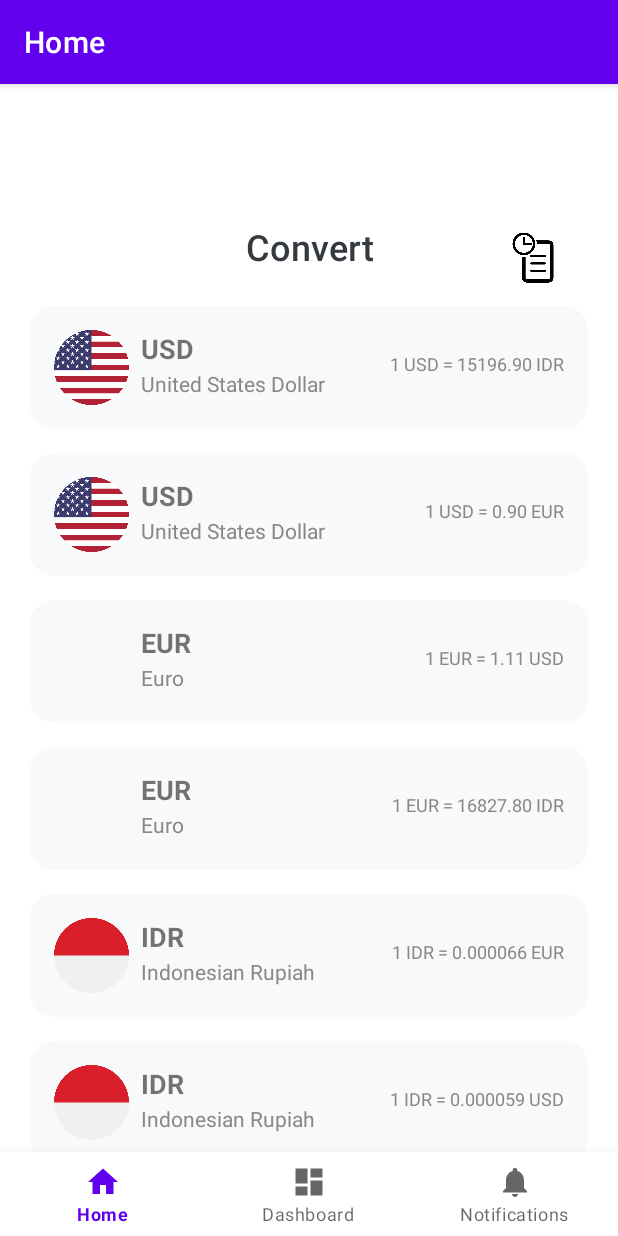
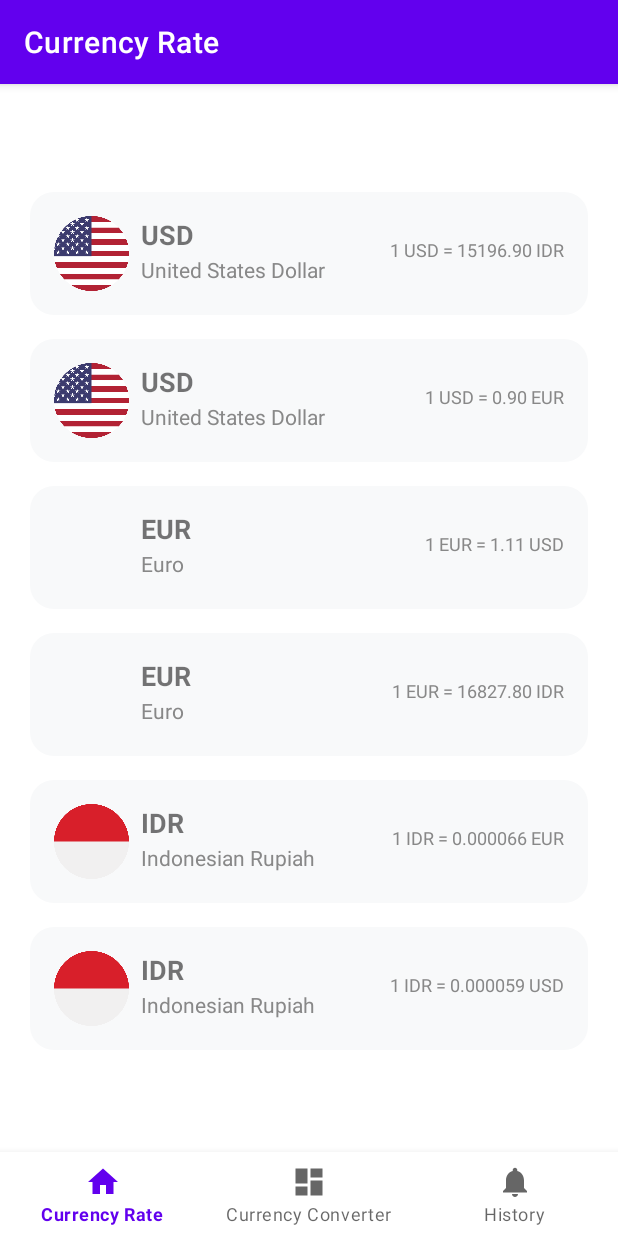
Before and after one commit to BryanF26/currency-converter-app, an Android app: the screen it shows after launch (MainActivity), on a phone screen of 412 x 824 dp. Run offline under Robolectric (Android 15) with nearby library versions, the phone set to English and light mode, and no system bars; our stand-ins replace navigation-ui.

Commit message:
remove title

```diff
--- a/app/src/main/res/layout/fragment_dashboard.xml
+++ b/app/src/main/res/layout/fragment_dashboard.xml
@@ -4,17 +4,6 @@
     android:layout_width="409dp"
     android:layout_height="729dp"
     android:orientation="vertical">
-
-    <TextView
-        android:id="@+id/titleTextView"
-        android:layout_width="match_parent"
-        android:layout_height="wrap_content"
-        android:layout_marginTop="24dp"
-        android:layout_marginBottom="24dp"
-        android:text="Currency Converter"
-        android:textAlignment="center"
-        android:textColor="#212529"
-        android:textSize="24sp" />
 
     <TextView
         android:id="@+id/amountTextView"
@@ -109,5 +98,4 @@
             android:text="Get Exchange Rate" />
     </LinearLayout>
 
-
 </LinearLayout>
--- a/app/src/main/res/layout/fragment_home.xml
+++ b/app/src/main/res/layout/fragment_home.xml
@@ -5,43 +5,12 @@
     android:layout_width="match_parent"
     android:layout_height="match_parent">
 
-
-    <!-- First Currency Layout -->
-
-    <TextView
-        android:id="@+id/convertLabel"
-        android:layout_width="wrap_content"
-        android:layout_height="40dp"
-        android:layout_marginTop="36dp"
-        android:fontFamily="sans-serif-medium"
-        android:text="Convert"
-        android:textAlignment="center"
-        android:textColor="#343a40"
-        android:textSize="24sp"
-        app:layout_constraintEnd_toEndOf="parent"
-        app:layout_constraintStart_toStartOf="parent"
-        app:layout_constraintTop_toTopOf="parent"/>
-
-    <ImageView
-        android:id="@+id/historyIcon"
-        android:layout_width="33dp"
-        android:layout_height="39dp"
-        android:layout_marginTop="40dp"
-        android:scaleType="fitCenter"
-        android:src="@drawable/history"
-        app:layout_constraintEnd_toEndOf="parent"
-        app:layout_constraintHorizontal_bias="0.692"
-        app:layout_constraintStart_toEndOf="@+id/convertLabel"
-        app:layout_constraintTop_toTopOf="parent" />
-
     <androidx.recyclerview.widget.RecyclerView
         android:id="@+id/recyclerViewHome"
         android:layout_width="0dp"
         android:layout_height="0dp"
-        app:layout_constraintTop_toBottomOf="@id/convertLabel"
         app:layout_constraintBottom_toBottomOf="parent"
+        app:layout_constraintEnd_toEndOf="parent"
         app:layout_constraintStart_toStartOf="parent"
-        app:layout_constraintEnd_toEndOf="parent"
-        tools:layout_editor_absoluteX="16dp"
-        tools:layout_editor_absoluteY="70dp"/>
+        app:layout_constraintTop_toTopOf="parent" />
 </androidx.constraintlayout.widget.ConstraintLayout>
--- a/app/src/main/res/values/strings.xml
+++ b/app/src/main/res/values/strings.xml
@@ -1,8 +1,8 @@
 <resources>
     <string name="app_name">currency-converter-app</string>
-    <string name="title_home">Home</string>
-    <string name="title_dashboard">Dashboard</string>
-    <string name="title_notifications">Notifications</string>
+    <string name="title_home">Currency Rate</string>
+    <string name="title_dashboard">Currency Converter</string>
+    <string name="title_notifications">History</string>
 
 
 </resources>
```
Lines whose indentation alone changed are shown as unchanged.
